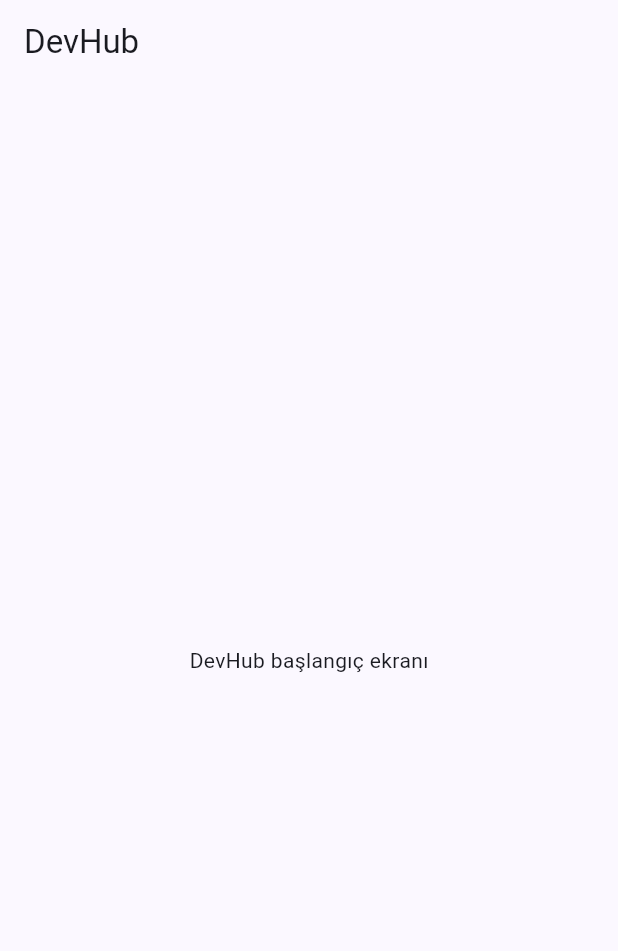
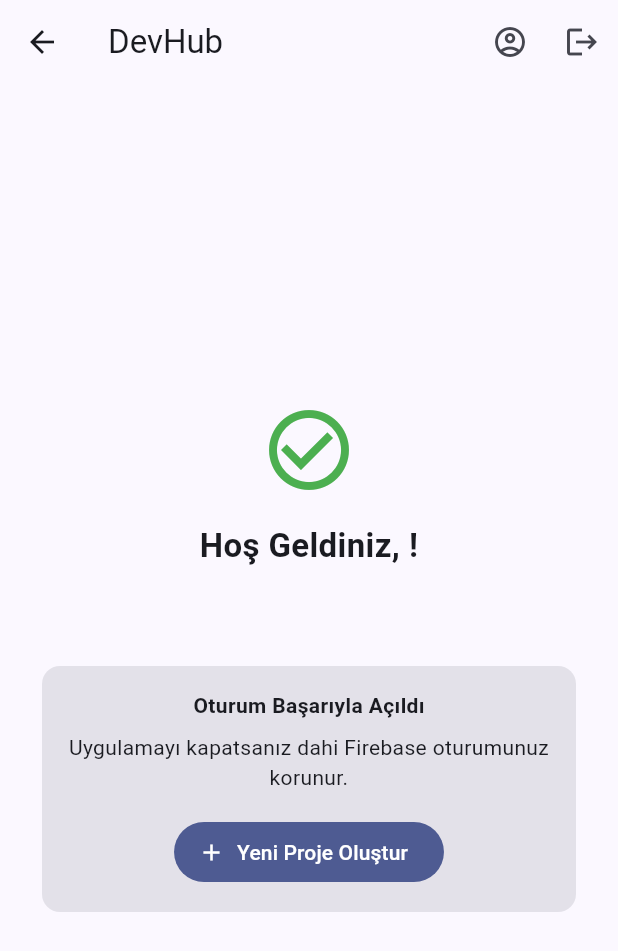
Before and after one commit to GDG-on-Campus-Sakarya/DevHub, a Flutter app: the HomeScreen screen opened directly, on a phone screen of 412 x 824 dp. Shown: the top 951 px of the screen. Run offline on Flutter 3.47's test engine with Material 3 defaults, Android fonts, the phone set to English and light mode, and no system bars; our stand-ins replace firebase_auth, firebase_core; accounts and stored records are empty; statements that could not run were skipped.

Commit message:
oturum akisi ve sayfa korumasi yapildi

```diff
--- a/lib/app.dart
+++ b/lib/app.dart
@@ -1,5 +1,5 @@
 import 'package:flutter/material.dart';
-import 'screens/home/home_screen.dart';
+import 'screens/auth/auth_gate.dart';
 
 class DevHubApp extends StatelessWidget {
   const DevHubApp({super.key});
@@ -12,6 +12,7 @@
       colorScheme: ColorScheme.fromSeed(seedColor: const Color(0xFF3157D5)),
       useMaterial3: true,
     ),
-    home: const HomeScreen(),
+    // Uygulama girişi oturum kontrol kapısına (AuthGate) bağlandı
+    home: const AuthGate(),
   );
 }
--- a/lib/screens/home/home_screen.dart
+++ b/lib/screens/home/home_screen.dart
@@ -1,11 +1,109 @@
 import 'package:flutter/material.dart';
+import '../../services/auth_service.dart';
+import '../profile/profile_screen.dart';
+import '../projects/create_project_screen.dart';
 
 class HomeScreen extends StatelessWidget {
   const HomeScreen({super.key});
 
   @override
-  Widget build(BuildContext context) => Scaffold(
-    appBar: AppBar(title: const Text('DevHub')),
-    body: const Center(child: Text('DevHub başlangıç ekranı')),
-  );
+  Widget build(BuildContext context) {
+    final authService = AuthService();
+    final user = authService.currentUser;
+
+    return Scaffold(
+      appBar: AppBar(
+        title: const Text('DevHub'),
+        actions: [
+          // Profil ekranına geçiş butonu
+          IconButton(
+            tooltip: 'Profil',
+            icon: const Icon(Icons.account_circle_outlined),
+            onPressed: () {
+              Navigator.push(
+                context,
+                MaterialPageRoute(builder: (_) => const ProfileScreen()),
+              );
+            },
+          ),
+          // Çıkış yapma butonu
+          IconButton(
+            tooltip: 'Çıkış Yap',
+            icon: const Icon(Icons.logout),
+            onPressed: () async {
+              // Oturum sonlandırıldı ve AuthGate otomatik olarak giriş ekranına geçiş yaptı
+              await authService.signOut();
+            },
+          ),
+        ],
+      ),
+      body: Center(
+        child: SingleChildScrollView(
+          padding: const EdgeInsets.all(24.0),
+          child: ConstrainedBox(
+            constraints: const BoxConstraints(maxWidth: 500),
+            child: Column(
+              mainAxisAlignment: MainAxisAlignment.center,
+              children: [
+                const Icon(
+                  Icons.check_circle_outline,
+                  size: 64,
+                  color: Colors.green,
+                ),
+                const SizedBox(height: 16),
+                Text(
+                  'Hoş Geldiniz, ${user?.displayName ?? "Kullanıcı"}!',
+                  textAlign: TextAlign.center,
+                  style: const TextStyle(
+                    fontSize: 22,
+                    fontWeight: FontWeight.bold,
+                  ),
+                ),
+                const SizedBox(height: 8),
+                Text(
+                  user?.email ?? '',
+                  textAlign: TextAlign.center,
+                  style: const TextStyle(color: Colors.grey),
+                ),
+                const SizedBox(height: 32),
+                Card(
+                  elevation: 0,
+                  color: Theme.of(context).colorScheme.surfaceContainerHighest,
+                  child: Padding(
+                    padding: const EdgeInsets.all(16.0),
+                    child: Column(
+                      children: [
+                        const Text(
+                          'Oturum Başarıyla Açıldı',
+                          style: TextStyle(fontWeight: FontWeight.bold),
+                        ),
+                        const SizedBox(height: 8),
+                        const Text(
+                          'Uygulamayı kapatsanız dahi Firebase oturumunuz korunur.',
+                          textAlign: TextAlign.center,
+                        ),
+                        const SizedBox(height: 16),
+                        FilledButton.icon(
+                          icon: const Icon(Icons.add),
+                          label: const Text('Yeni Proje Oluştur'),
+                          onPressed: () {
+                            Navigator.push(
+                              context,
+                              MaterialPageRoute(
+                                builder: (_) => const CreateProjectScreen(),
+                              ),
+                            );
+                          },
+                        ),
+                      ],
+                    ),
+                  ),
+                ),
+              ],
+            ),
+          ),
+        ),
+      ),
+    );
+  }
 }
--- a/lib/services/auth_service.dart
+++ b/lib/services/auth_service.dart
@@ -11,6 +11,9 @@
 
   // Aktif kullanıcı nesnesi alındı
   User? get currentUser => _auth.currentUser;
+
+  // Kullanıcının oturum açıp açmadığı kontrol edildi
+  bool get isAuthenticated => _auth.currentUser != null;
 
   // Yeni kullanıcı kaydı ve profil ismi güncellemesi yapıldı
   Future<UserCredential> signUp({
```
Also changed, not shown: lib/screens/auth/auth_gate.dart (added, +35 -0 lines).
